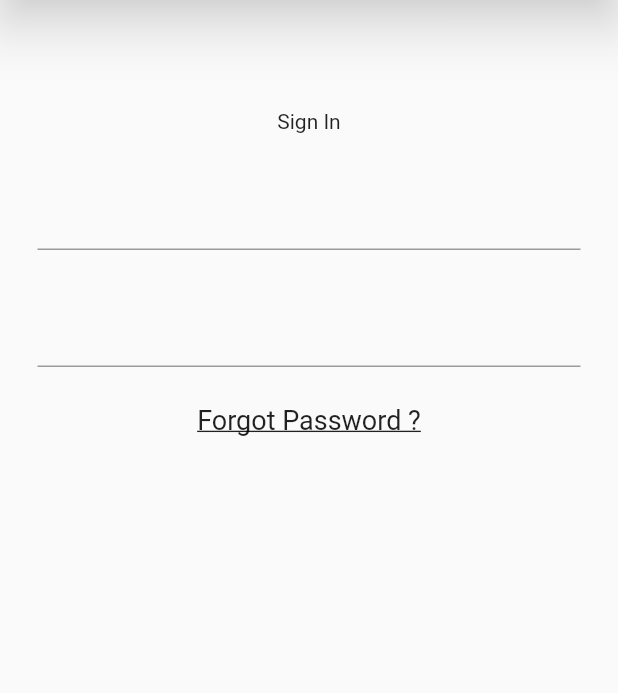
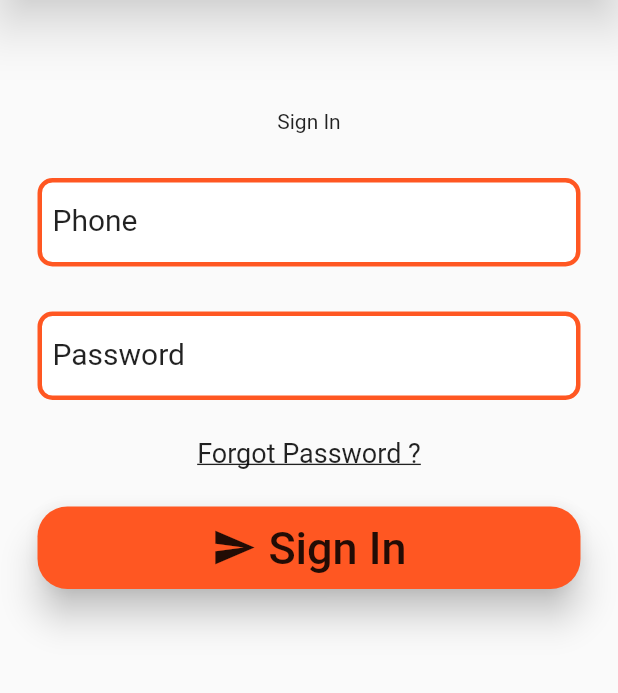
Before and after one commit to gardnerapp/fluttaResteraunt-, a Flutter app: the Auth screen opened directly, after a tap on the "swap horiz" icon, on a phone screen of 412 x 824 dp, the part 110-803 px from its top. Run offline on Flutter 3.47's test engine with Material 2 defaults, Android fonts, the phone set to English and light mode, and no system bars; our stand-ins replace carousel_pro, flutter_bloc; missing offline and left inert: dart:html, pimp_my_button; network calls fail.

Commit message:
finish layout for sign in, use theme colors ;)

```diff
--- /dev/null
+++ b/lib/authentication_layouts/form_Styles/customRaisedIconButton.dart
@@ -0,0 +1,14 @@
+import 'package:flutter/material.dart';
+
+customRaisedIconButton(String label, Icon icon,BuildContext context, Function onPressed,){
+  return RaisedButton.icon(
+    onPressed: onPressed,
+    icon: icon,
+    label: Text(label, style: TextStyle(color: Colors.black87, fontSize: 30.0)),
+    padding: EdgeInsets.symmetric(vertical: 10.0, horizontal: 50.0),
+    elevation: 10.0,
+    color: Theme.of(context).primaryColor,
+    splashColor: Theme.of(context).splashColor,
+    shape: RoundedRectangleBorder(borderRadius: BorderRadius.circular(20.0)),
+  );
+}
--- /dev/null
+++ b/lib/authentication_layouts/form_Styles/raisedButtonIcon.dart
@@ -0,0 +1,9 @@
+import 'package:flutter/material.dart';
+
+Icon raisedButtonIcon(IconData iconData){
+  return Icon(
+    iconData,
+    color:Colors.black87,
+    size: 30.0,
+  );
+}
--- /dev/null
+++ b/lib/authentication_layouts/form_Styles/styles.dart
@@ -0,0 +1,22 @@
+import 'package:flutter/material.dart';
+
+textInputDecoration(String label, BuildContext context){
+  return InputDecoration(
+    labelText: label,
+    labelStyle: TextStyle(
+      color: Colors.black87, fontSize: 20.0
+    ),
+    fillColor: Colors.white,
+    filled: true,
+    enabledBorder: formBorder(Theme.of(context).primaryColor),
+    focusedBorder: formBorder(Theme.of(context).primaryColor),
+    errorBorder: formBorder(Colors.red),
+    contentPadding: EdgeInsets.symmetric(horizontal: 10.0, vertical: 20.0),
+  );
+}
+
+OutlineInputBorder formBorder(Color color) {
+  return OutlineInputBorder(
+      borderRadius: BorderRadius.circular(10.0),
+      borderSide: BorderSide(color: color, width: 3.0));
+}
--- a/lib/authentication_layouts/signin.dart
+++ b/lib/authentication_layouts/signin.dart
@@ -2,7 +2,10 @@ import 'dart:html';
 
 import 'package:flutter/material.dart';
 import 'package:untitled/api/authentication.dart';
-import 'package:untitled/authentication_layouts/form_Styles/text_container.dart';
+import 'package:untitled/authentication_layouts/form_Styles/customRaisedIconButton.dart';
+import 'package:untitled/authentication_layouts/form_Styles/raisedButtonIcon.dart';
+import 'package:untitled/authentication_layouts/form_Styles/styles.dart';
+import 'form_Styles/textFornContainer.dart';
 
 class SignIn extends StatefulWidget {
   @override
@@ -28,7 +31,7 @@ class _SignInState extends State<SignIn> {
             SizedBox(height: 30.0,),
             TextFormContainer(
               child: TextFormField(
-                // todo  decoration: ,
+                decoration: textInputDecoration("Phone", context) ,
                 onChanged: (val) => setState(()=> phone = val),
               ),
             ),
@@ -37,7 +40,7 @@ class _SignInState extends State<SignIn> {
             ),
             TextFormContainer(
               child: TextFormField(
-                // todo  decoration: ,
+                decoration: textInputDecoration("Password", context),
                 onChanged: (val) => setState(()=> passwrd = val),
               ),
             ),
@@ -59,8 +62,9 @@ class _SignInState extends State<SignIn> {
             SizedBox(
               height: 25.0,
             ),
-            Container(
-
+            TextFormContainer(
+              child: customRaisedIconButton(
+                  "Sign In", raisedButtonIcon(Icons.send), context, () {}),
             )
           ],
         ),
--- a/lib/main.dart
+++ b/lib/main.dart
@@ -31,7 +31,9 @@ class Beech extends StatelessWidget {
       child:
       MaterialApp(
         title: 'Corey\'s Corner',
-        theme: ThemeData(primaryColor: Colors.deepOrange,
+        theme: ThemeData(
+            splashColor: Colors.white,
+            primaryColor: Colors.deepOrange,
           appBarTheme: AppBarTheme(
             elevation: 16.0
           )
```
Also changed, not shown: lib/authentication_layouts/form_Styles/textFornContainer.dart (renamed from lib/authentication_layouts/form_Styles/text_container.dart).
